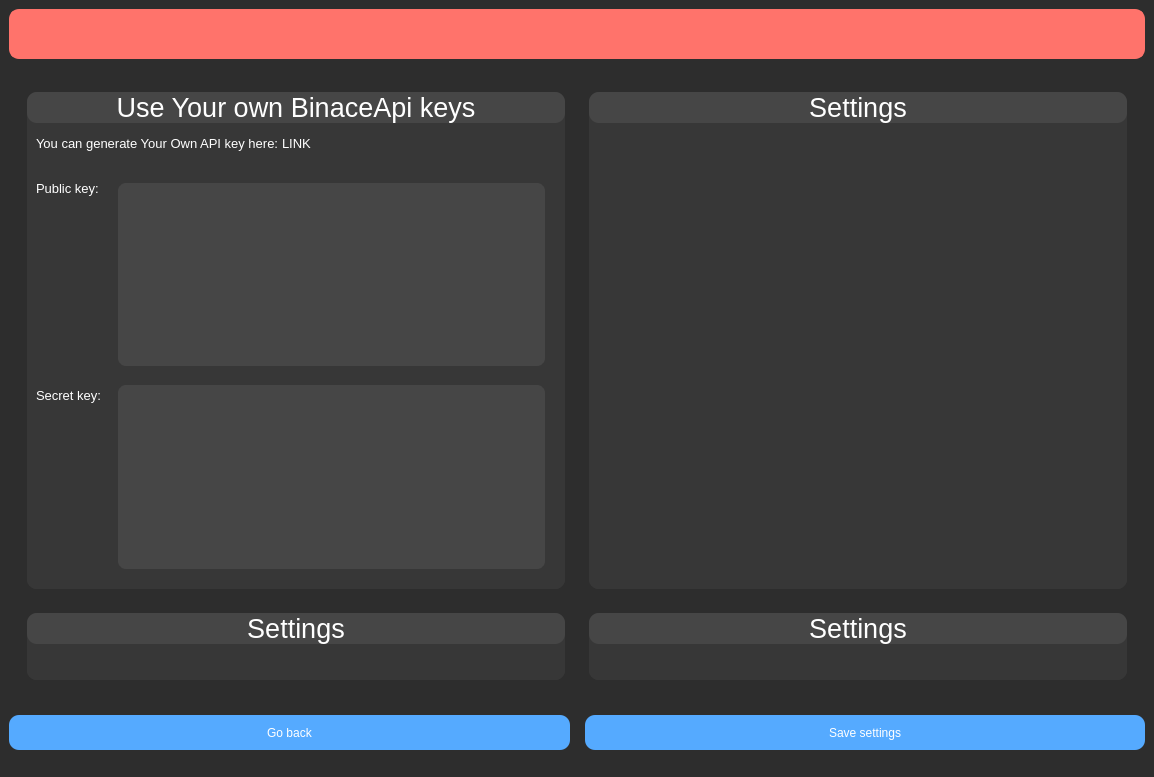
First picture: the form in ui/settings_page.ui, repository kornelHub/BackTesting-App, before the edit.
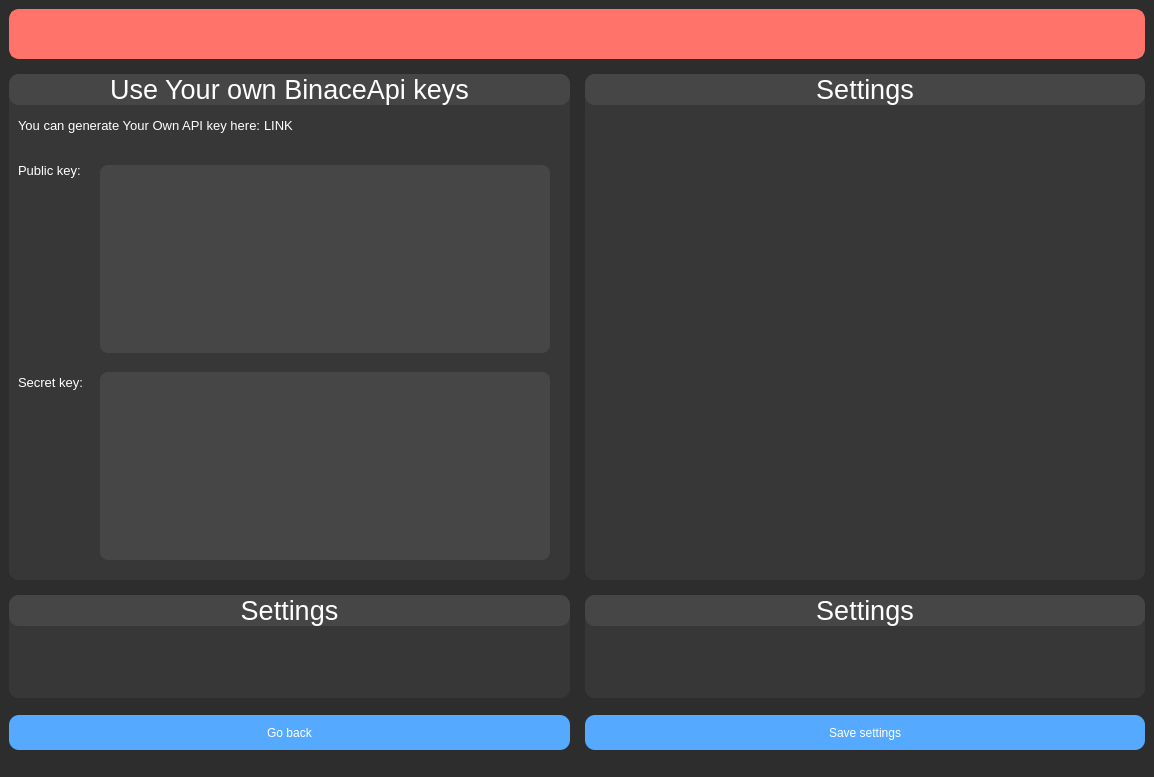
Second picture: the form after the edit.

Diff of the .ui file:
```diff
--- a/ui/settings_page.ui
+++ b/ui/settings_page.ui
@@ -88,6 +88,21 @@
       <item>
        <widget class="QWidget" name="widget_2" native="true">
         <layout class="QGridLayout" name="gridLayout">
+         <property name="leftMargin">
+          <number>0</number>
+         </property>
+         <property name="topMargin">
+          <number>0</number>
+         </property>
+         <property name="rightMargin">
+          <number>0</number>
+         </property>
+         <property name="bottomMargin">
+          <number>0</number>
+         </property>
+         <property name="spacing">
+          <number>15</number>
+         </property>
          <item row="0" column="0">
           <widget class="QWidget" name="widget_3" native="true">
            <property name="sizePolicy">
@@ -100,6 +115,21 @@
             <string notr="true"/>
            </property>
            <layout class="QHBoxLayout" name="horizontalLayout_2">
+            <property name="spacing">
+             <number>15</number>
+            </property>
+            <property name="leftMargin">
+             <number>0</number>
+            </property>
+            <property name="topMargin">
+             <number>0</number>
+            </property>
+            <property name="rightMargin">
+             <number>0</number>
+            </property>
+            <property name="bottomMargin">
+             <number>0</number>
+            </property>
             <item>
              <widget class="QWidget" name="p2_rightBottom_widget" native="true">
               <property name="sizePolicy">
@@ -407,6 +437,21 @@
          <item row="1" column="1">
           <widget class="QWidget" name="widget_6" native="true">
            <layout class="QHBoxLayout" name="horizontalLayout_7">
+            <property name="spacing">
+             <number>0</number>
+            </property>
+            <property name="leftMargin">
+             <number>0</number>
+            </property>
+            <property name="topMargin">
+             <number>0</number>
+            </property>
+            <property name="rightMargin">
+             <number>0</number>
+            </property>
+            <property name="bottomMargin">
+             <number>0</number>
+            </property>
             <item>
              <widget class="QWidget" name="p2_rightBottom_widget_4" native="true">
               <property name="sizePolicy">
@@ -511,6 +556,21 @@
             <string notr="true"/>
            </property>
            <layout class="QHBoxLayout" name="horizontalLayout_5">
+            <property name="spacing">
+             <number>15</number>
+            </property>
+            <property name="leftMargin">
+             <number>0</number>
+            </property>
+            <property name="topMargin">
+             <number>0</number>
+            </property>
+            <property name="rightMargin">
+             <number>0</number>
+            </property>
+            <property name="bottomMargin">
+             <number>0</number>
+            </property>
             <item>
              <widget class="QWidget" name="p2_rightBottom_widget_2" native="true">
               <property name="sizePolicy">
@@ -612,6 +672,21 @@
          <item row="1" column="0">
           <widget class="QWidget" name="widget_5" native="true">
            <layout class="QHBoxLayout" name="horizontalLayout_6">
+            <property name="spacing">
+             <number>0</number>
+            </property>
+            <property name="leftMargin">
+             <number>0</number>
+            </property>
+            <property name="topMargin">
+             <number>0</number>
+            </property>
+            <property name="rightMargin">
+             <number>0</number>
+            </property>
+            <property name="bottomMargin">
+             <number>0</number>
+            </property>
             <item>
              <widget class="QWidget" name="p2_rightBottom_widget_3" native="true">
               <property name="sizePolicy">
```
